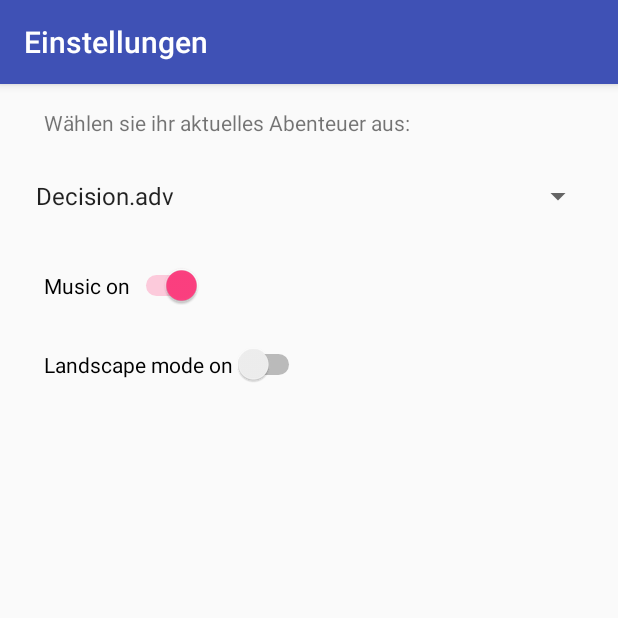
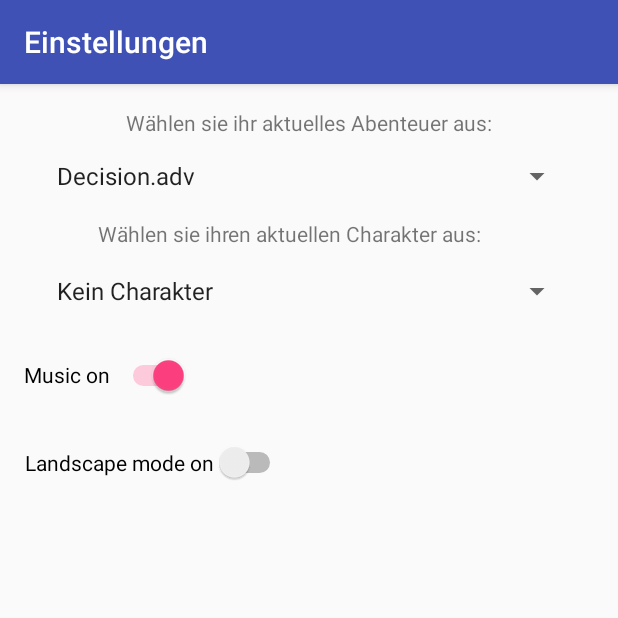
Before and after one commit to Rixxc/Decisions, an Android app: the Einstellungen screen opened directly, with no data from a screen before it, on a phone screen of 412 x 824 dp, the top half of it. Run offline under Robolectric (Android 15) with nearby library versions, the light colour scheme and no system bars; 1 statement that could not run was skipped.

Commit message:
refs #1000 CharakterAuswahl in den Einstellungenen hinzugefügt

```diff
--- a/app/src/main/java/com/rixxc/decisions/CharakterInfo.java
+++ b/app/src/main/java/com/rixxc/decisions/CharakterInfo.java
@@ -29,7 +29,7 @@
         charakterName = getIntent().getExtras().getString("Charakter");
         setTitle(charakterName);
 
-        obb = new File(getObbDir(), "Charactere");
+        obb = new File(getObbDir(), "Charaktere");
         charakter = new File(obb, charakterName + ".chr");
 
         name = (TextView) findViewById(R.id.InfoName);
--- a/app/src/main/java/com/rixxc/decisions/Charaktere.java
+++ b/app/src/main/java/com/rixxc/decisions/Charaktere.java
@@ -28,7 +28,7 @@
         setContentView(R.layout.activity_charaktere);
         setTitle("Charaktere");
 
-        obb = new File(getObbDir(), "Charactere");
+        obb = new File(getObbDir(), "Charaktere");
         if (!obb.exists()){
             obb.mkdirs();
         }
--- a/app/src/main/java/com/rixxc/decisions/Einstellungen.java
+++ b/app/src/main/java/com/rixxc/decisions/Einstellungen.java
@@ -3,6 +3,7 @@
 import android.content.SharedPreferences;
 import android.content.res.AssetFileDescriptor;
 import android.media.MediaPlayer;
+import android.media.SoundPool;
 import android.os.Bundle;
 import android.support.v7.app.AppCompatActivity;
 import android.widget.ArrayAdapter;
@@ -19,9 +20,9 @@
     private SharedPreferences.Editor editsettings;
     private Switch toggle;
     private Switch music;
-    private Spinner spinner;
-    private File obb;
-    private File[] Files;
+    private Spinner abenteuer,charakter;
+    private File obb,obb2;
+    private File[] Files,Files2;
 
     @Override
     protected void onCreate(Bundle savedInstanceState) {
@@ -86,6 +87,10 @@
         if (!obb.exists()){
             obb.mkdirs();
         }
+        obb2 = new File(getObbDir(), "Charaktere");
+        if (!obb2.exists()){
+            obb2.mkdirs();
+        }
 
         // Array of choices
         FileFilter ff = new FileFilter() {
@@ -95,20 +100,36 @@
             }
         };
         Files = obb.listFiles(ff);
+        FileFilter ff2 = new FileFilter() {
+            @Override
+            public boolean accept(File pathname) {
+                return pathname.getName().endsWith(".chr");
+            }
+        };
+        Files2 = obb2.listFiles(ff2);
 
         String[] FileNamen = new String[Files.length];
         for (int i = 0; i < Files.length; i++){
             FileNamen[i] = Files[i].getName();
         }
+        String[] FileNamen2 = new String[Files2.length+1];
+        FileNamen2[0] = "Kein Charakter";
+        for (int i = 0; i < Files2.length; i++){
+            FileNamen2[i+1] = Files2[i].getName();
+        }
 
         // Selection of the spinner
-        spinner = (Spinner) findViewById(R.id.Abenteuerwahl);
+        abenteuer = (Spinner) findViewById(R.id.Abenteuerwahl);
+        charakter = (Spinner) findViewById(R.id.Charakterauswahl);
 
 
         //Apply the Array to the Spinner
         ArrayAdapter<String> spinnerArrayAdapter = new ArrayAdapter<String>(this,   android.R.layout.simple_spinner_item, FileNamen);
         spinnerArrayAdapter.setDropDownViewResource(android.R.layout.simple_spinner_dropdown_item); // The drop down view
-        spinner.setAdapter(spinnerArrayAdapter);
+        abenteuer.setAdapter(spinnerArrayAdapter);
+        ArrayAdapter<String> spinnerArrayAdapter2 = new ArrayAdapter<String>(this,   android.R.layout.simple_spinner_item, FileNamen2);
+        spinnerArrayAdapter.setDropDownViewResource(android.R.layout.simple_spinner_dropdown_item); // The drop down view
+        charakter.setAdapter(spinnerArrayAdapter2);
 
         int Auswahl = 0;
         for(int i = 0; i < FileNamen.length; i++){
@@ -117,7 +138,16 @@
             }
         }
 
-        spinner.setSelection(Auswahl);
+        abenteuer.setSelection(Auswahl);
+
+        int Auswahl2 = 0;
+        for(int i = 0; i < FileNamen2.length; i++){
+            if(FileNamen2[i].equals(settings.getString("Charakter", "Kein Charakter"))){
+                Auswahl2 = i;
+            }
+        }
+
+        charakter.setSelection(Auswahl2);
 
         if(!mediaPlayer.isPlaying() && settings.getBoolean("Musik", true)){
             mediaPlayer.start();
@@ -125,7 +155,8 @@
     }
     @Override
     public void onPause() {
-        editsettings.putString("Abenteuer", spinner.getSelectedItem().toString());
+        editsettings.putString("Abenteuer", abenteuer.getSelectedItem().toString());
+        editsettings.putString("Charakter", charakter.getSelectedItem().toString());
         editsettings.commit();
         mediaPlayer.pause();
 
--- a/app/src/main/java/com/rixxc/decisions/neuerCharakter.java
+++ b/app/src/main/java/com/rixxc/decisions/neuerCharakter.java
@@ -46,6 +46,28 @@
             return false;
         }
     };
+    private View.OnTouchListener onTouch = new View.OnTouchListener() {
+        @Override
+        public boolean onTouch(View v, MotionEvent event) {
+            int istärke,iausdauer,imut,iintelligenz,igeschicklichkeit;
+            istärke = Integer.parseInt(stärke.getText().toString());
+            iausdauer = Integer.parseInt(ausdauer.getText().toString());
+            imut = Integer.parseInt(mut.getText().toString());
+            iintelligenz = Integer.parseInt(intelligenz.getText().toString());
+            igeschicklichkeit = Integer.parseInt(geschicklichkeit.getText().toString());
+
+            int sum = 15 - ((istärke+iausdauer+imut+iintelligenz+igeschicklichkeit) - 50);
+
+            if(istärke < 10 || imut < 10 || iausdauer < 10 || iintelligenz < 10 || igeschicklichkeit < 10){
+                punkte.setText("Keiner der Werte darf unter 10 liegen");
+            }else if(sum < 0){
+                punkte.setText("Es wurden zu viele Punkte ausgegeben");
+            }else{
+                punkte.setText("Verfügbare Punkte : " + sum);
+            }
+            return false;
+        }
+    };
 
     @Override
     protected void onCreate(Bundle savedInstanceState) {
@@ -53,7 +75,7 @@
         setContentView(R.layout.activity_neuer_charakter);
         setTitle("Charaktere");
 
-        obb = new File(getObbDir(), "Charactere");
+        obb = new File(getObbDir(), "Charaktere");
         punkte = (TextView) findViewById(R.id.LPunkte);
         name = (EditText) findViewById(R.id.Name);
         stärke = (EditText) findViewById(R.id.stärke);
@@ -74,6 +96,12 @@
         mut.setOnEditorActionListener(onEdit);
         intelligenz.setOnEditorActionListener(onEdit);
         geschicklichkeit.setOnEditorActionListener(onEdit);
+
+        stärke.setOnTouchListener(onTouch);
+        ausdauer.setOnTouchListener(onTouch);
+        mut.setOnTouchListener(onTouch);
+        intelligenz.setOnTouchListener(onTouch);
+        geschicklichkeit.setOnTouchListener(onTouch);
 
         create.setOnClickListener(new View.OnClickListener() {
             @Override
--- a/app/src/main/res/layout/activity_einstellungen.xml
+++ b/app/src/main/res/layout/activity_einstellungen.xml
@@ -1,13 +1,10 @@
 <?xml version="1.0" encoding="utf-8"?>
-<RelativeLayout xmlns:android="http://schemas.android.com/apk/res/android"
+<android.support.constraint.ConstraintLayout xmlns:android="http://schemas.android.com/apk/res/android"
+    xmlns:app="http://schemas.android.com/apk/res-auto"
     xmlns:tools="http://schemas.android.com/tools"
     android:id="@+id/activity_einstellungen"
     android:layout_width="match_parent"
     android:layout_height="match_parent"
-    android:paddingBottom="@dimen/activity_vertical_margin"
-    android:paddingLeft="@dimen/activity_horizontal_margin"
-    android:paddingRight="@dimen/activity_horizontal_margin"
-    android:paddingTop="@dimen/activity_vertical_margin"
     tools:context="com.rixxc.decisions.Einstellungen">
 
     <TextView
@@ -15,38 +12,95 @@
         android:layout_width="wrap_content"
         android:layout_height="wrap_content"
         android:id="@+id/AbenteuerAuswahlText"
-        android:layout_marginLeft="13dp"
-        android:layout_marginStart="13dp"
-        android:layout_alignParentTop="true"
-        android:layout_alignParentLeft="true"
-        android:layout_alignParentStart="true" />
+        tools:layout_conversion_absoluteX="29dp"
+        tools:layout_conversion_absoluteY="16dp"
+        tools:layout_conversion_absoluteWidth="242dp"
+        tools:layout_conversion_absoluteHeight="16dp"
+        app:layout_constraintTop_toTopOf="parent"
+        android:layout_marginTop="16dp"
+        android:layout_marginLeft="8dp"
+        app:layout_constraintLeft_toLeftOf="parent"
+        android:layout_marginRight="8dp"
+        app:layout_constraintRight_toRightOf="parent" />
 
     <Spinner
-        android:layout_width="match_parent"
+        android:layout_width="352dp"
         android:layout_height="wrap_content"
-        android:layout_below="@+id/AbenteuerAuswahlText"
-        android:layout_centerHorizontal="true"
-        android:layout_marginTop="27dp"
-        android:id="@+id/Abenteuerwahl" />
+        android:id="@+id/Abenteuerwahl"
+        tools:layout_conversion_absoluteX="16dp"
+        tools:layout_conversion_absoluteY="59dp"
+        tools:layout_conversion_absoluteWidth="352dp"
+        tools:layout_conversion_absoluteHeight="24dp"
+        android:layout_marginRight="8dp"
+        app:layout_constraintRight_toRightOf="parent"
+        android:layout_marginLeft="8dp"
+        app:layout_constraintLeft_toLeftOf="parent"
+        app:layout_constraintTop_toTopOf="parent"
+        android:layout_marginTop="49dp" />
 
     <Switch
         android:id="@+id/music"
-        android:layout_width="wrap_content"
-        android:layout_height="wrap_content"
+        android:layout_width="110dp"
+        android:layout_height="29dp"
         android:text="Music on"
-        android:layout_below="@+id/Abenteuerwahl"
-        android:layout_alignLeft="@+id/AbenteuerAuswahlText"
-        android:layout_alignStart="@+id/AbenteuerAuswahlText"
-        android:layout_marginTop="34dp" />
+        tools:layout_conversion_absoluteX="29dp"
+        tools:layout_conversion_absoluteY="166dp"
+        tools:layout_conversion_absoluteWidth="96dp"
+        tools:layout_conversion_absoluteHeight="27dp"
+        android:layout_marginLeft="8dp"
+        app:layout_constraintLeft_toLeftOf="parent"
+        android:layout_marginRight="8dp"
+        app:layout_constraintRight_toRightOf="parent"
+        app:layout_constraintHorizontal_bias="0.029"
+        app:layout_constraintTop_toTopOf="parent"
+        android:layout_marginTop="179dp"
+        tools:layout_editor_absoluteY="179dp" />
 
     <Switch
         android:id="@+id/LandscapeMode"
         android:layout_width="wrap_content"
         android:layout_height="wrap_content"
-        android:layout_marginTop="25dp"
         android:text="Landscape mode on"
-        android:layout_below="@+id/music"
-        android:layout_alignLeft="@+id/music"
-        android:layout_alignStart="@+id/music" />
+        tools:layout_conversion_absoluteX="29dp"
+        tools:layout_conversion_absoluteY="218dp"
+        tools:layout_conversion_absoluteWidth="166dp"
+        tools:layout_conversion_absoluteHeight="27dp"
+        android:layout_marginRight="8dp"
+        app:layout_constraintRight_toRightOf="parent"
+        android:layout_marginLeft="8dp"
+        app:layout_constraintLeft_toLeftOf="parent"
+        app:layout_constraintHorizontal_bias="0.039"
+        android:layout_marginTop="30dp"
+        app:layout_constraintTop_toBottomOf="@+id/music"
+        app:layout_constraintBottom_toBottomOf="parent"
+        android:layout_marginBottom="8dp"
+        app:layout_constraintVertical_bias="0.0" />
 
-</RelativeLayout>
+    <TextView
+        android:id="@+id/CharakterAuswahText"
+        android:layout_width="282dp"
+        android:layout_height="18dp"
+        android:text="Wählen sie ihren aktuellen Charakter aus:"
+        tools:layout_conversion_absoluteHeight="16dp"
+        tools:layout_conversion_absoluteWidth="58dp"
+        tools:layout_conversion_absoluteX="29dp"
+        tools:layout_conversion_absoluteY="126dp"
+        android:layout_marginLeft="8dp"
+        app:layout_constraintLeft_toLeftOf="parent"
+        android:layout_marginRight="8dp"
+        app:layout_constraintRight_toRightOf="parent"
+        android:layout_marginTop="90dp"
+        app:layout_constraintTop_toTopOf="parent" />
+
+    <Spinner
+        android:id="@+id/Charakterauswahl"
+        android:layout_width="352dp"
+        android:layout_height="28dp"
+        android:layout_marginLeft="8dp"
+        android:layout_marginRight="8dp"
+        android:layout_marginTop="124dp"
+        app:layout_constraintLeft_toLeftOf="parent"
+        app:layout_constraintRight_toRightOf="parent"
+        app:layout_constraintTop_toTopOf="parent" />
+
+</android.support.constraint.ConstraintLayout>
```
